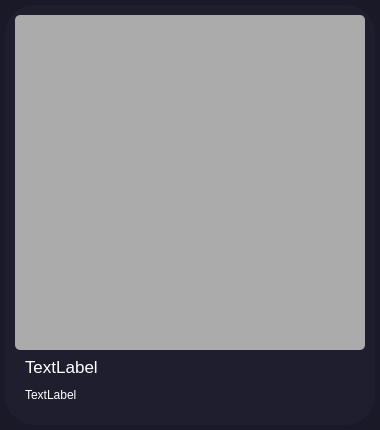
Qt form book.ui (AlexDev505/AudioBookPlayer) before a commit.
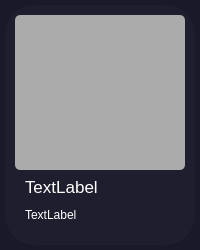
The same form after that commit.

What changed in the file:
```diff
--- a/book.ui
+++ b/book.ui
@@ -6,8 +6,8 @@
    <rect>
     <x>0</x>
     <y>0</y>
-    <width>380</width>
-    <height>430</height>
+    <width>200</width>
+    <height>250</height>
    </rect>
   </property>
   <property name="minimumSize">
@@ -18,8 +18,8 @@
   </property>
   <property name="maximumSize">
    <size>
-    <width>380</width>
-    <height>430</height>
+    <width>200</width>
+    <height>250</height>
    </size>
   </property>
   <property name="windowTitle">
```
Left out of the diff: 6 changed lines with no effect on the pictures.
